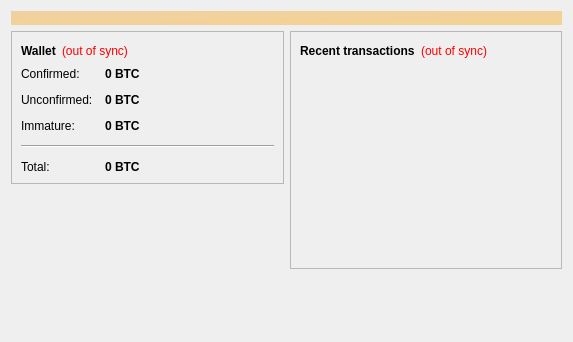
Above: src/qt/forms/overviewpage.ui from microcash-dev/DRACHMacoin before the change. Below: the same form after it.
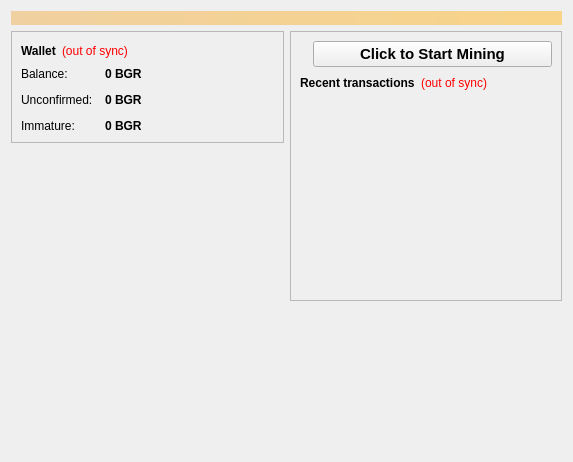
That is the form after the change. Icons and pictures are not drawn.

Commit message: New Wallet Design

What changed in the file:
```diff
--- a/src/qt/forms/overviewpage.ui
+++ b/src/qt/forms/overviewpage.ui
@@ -7,12 +7,15 @@
     <x>0</x>
     <y>0</y>
     <width>573</width>
-    <height>342</height>
+    <height>462</height>
    </rect>
   </property>
   <property name="windowTitle">
    <string>Form</string>
   </property>
+  <property name="styleSheet">
+   <string notr="true"/>
+  </property>
   <layout class="QVBoxLayout" name="topLayout">
    <item>
     <widget class="QLabel" name="labelAlerts">
@@ -20,7 +23,7 @@
       <bool>false</bool>
      </property>
      <property name="styleSheet">
-      <string notr="true">background-image: url(:/images/bitcoin.jpg);background-color: qlineargradient(x1: 0, y1: 0, x2: 2, y2: 2, stop:0 #F0D0A0, stop:1 #F8D488); color:#000000;</string>
+      <string notr="true">background-color: qlineargradient(x1: 0, y1: 0, x2: 1, y2: 0, stop:0 #F0D0A0, stop:1 #F8D488); color:#000000;</string>
      </property>
      <property name="wordWrap">
       <bool>true</bool>
@@ -103,7 +106,7 @@
             <item row="0" column="0">
              <widget class="QLabel" name="label">
               <property name="text">
-               <string>Confirmed:</string>
+               <string>Balance:</string>
               </property>
              </widget>
             </item>
@@ -119,24 +122,24 @@
                <cursorShape>IBeamCursor</cursorShape>
               </property>
               <property name="toolTip">
-               <string>Your current spendable balance</string>
+               <string>Your current balance</string>
               </property>
               <property name="text">
-               <string notr="true">0 BTC</string>
+               <string notr="true">0 BGR</string>
               </property>
               <property name="textInteractionFlags">
                <set>Qt::LinksAccessibleByMouse|Qt::TextSelectableByKeyboard|Qt::TextSelectableByMouse</set>
               </property>
              </widget>
             </item>
-            <item row="1" column="0">
+            <item row="2" column="0">
              <widget class="QLabel" name="label_3">
               <property name="text">
                <string>Unconfirmed:</string>
               </property>
              </widget>
             </item>
-            <item row="1" column="1">
+            <item row="2" column="1">
              <widget class="QLabel" name="labelUnconfirmed">
               <property name="font">
                <font>
@@ -148,24 +151,24 @@
                <cursorShape>IBeamCursor</cursorShape>
               </property>
               <property name="toolTip">
-               <string>Total of transactions that have yet to be confirmed, and do not yet count toward the spendable balance</string>
+               <string>Total of transactions that have yet to be confirmed, and do not yet count toward the current balance</string>
               </property>
               <property name="text">
-               <string notr="true">0 BTC</string>
+               <string notr="true">0 BGR</string>
               </property>
               <property name="textInteractionFlags">
                <set>Qt::LinksAccessibleByMouse|Qt::TextSelectableByKeyboard|Qt::TextSelectableByMouse</set>
               </property>
              </widget>
             </item>
-            <item row="2" column="0">
+            <item row="3" column="0">
              <widget class="QLabel" name="labelImmatureText">
               <property name="text">
                <string>Immature:</string>
               </property>
              </widget>
             </item>
-            <item row="2" column="1">
+            <item row="3" column="1">
              <widget class="QLabel" name="labelImmature">
               <property name="font">
                <font>
@@ -177,49 +180,13 @@
                <string>Mined balance that has not yet matured</string>
               </property>
               <property name="text">
-               <string notr="true">0 BTC</string>
+               <string notr="true">0 BGR</string>
               </property>
               <property name="textInteractionFlags">
                <set>Qt::LinksAccessibleByMouse|Qt::TextSelectableByKeyboard|Qt::TextSelectableByMouse</set>
               </property>
              </widget>
             </item>
-            <item row="4" column="0">
-             <widget class="QLabel" name="labelTotalText">
-              <property name="text">
-               <string>Total:</string>
-              </property>
-             </widget>
-            </item>
-            <item row="4" column="1">
-             <widget class="QLabel" name="labelTotal">
-              <property name="font">
-               <font>
-                <weight>75</weight>
-                <bold>true</bold>
-               </font>
-              </property>
-              <property name="cursor">
-               <cursorShape>IBeamCursor</cursorShape>
-              </property>
-              <property name="toolTip">
-               <string>Your current total balance</string>
-              </property>
-              <property name="text">
-               <string notr="true">0 BTC</string>
-              </property>
-              <property name="textInteractionFlags">
-               <set>Qt::LinksAccessibleByMouse|Qt::TextSelectableByKeyboard|Qt::TextSelectableByMouse</set>
-              </property>
-             </widget>
-            </item>
-            <item row="3" column="0" colspan="2">
-             <widget class="Line" name="line">
-              <property name="orientation">
-               <enum>Qt::Horizontal</enum>
-              </property>
-             </widget>
-            </item>
            </layout>
           </item>
          </layout>
@@ -238,6 +205,32 @@
          </property>
         </spacer>
        </item>
+       <item>
+        <widget class="QLabel" name="label_wallet_bgcoin">
+         <property name="text">
+          <string/>
+         </property>
+         <property name="pixmap">
+          <pixmap resource="../bitcoin.qrc">:/images/wallet_bgcoin</pixmap>
+         </property>
+         <property name="scaledContents">
+          <bool>false</bool>
+         </property>
+         <property name="alignment">
+          <set>Qt::AlignCenter</set>
+         </property>
+         <property name="margin">
+          <number>-2</number>
+         </property>
+        </widget>
+       </item>
+       <item>
+        <widget class="QLabel" name="label_6">
+         <property name="text">
+          <string/>
+         </property>
+        </widget>
+       </item>
       </layout>
      </item>
      <item>
@@ -251,6 +244,92 @@
           <enum>QFrame::Raised</enum>
          </property>
          <layout class="QVBoxLayout" name="verticalLayout">
+          <item>
+           <layout class="QHBoxLayout" name="horizontalLayout_5" stretch="0,1">
+            <property name="spacing">
+             <number>6</number>
+            </property>
+            <property name="leftMargin">
+             <number>0</number>
+            </property>
+            <property name="topMargin">
+             <number>0</number>
+            </property>
+            <property name="rightMargin">
+             <number>0</number>
+            </property>
+            <property name="bottomMargin">
+             <number>0</number>
+            </property>
+            <item>
+             <widget class="QLabel" name="bgtonyframe">
+              <property name="text">
+               <string/>
+              </property>
+              <property name="pixmap">
+               <pixmap resource="../bitcoin.qrc">:/movies/bgtony</pixmap>
+              </property>
+             </widget>
+            </item>
+            <item>
+             <widget class="QPushButton" name="BtnMine">
+              <property name="palette">
+               <palette>
+                <active>
+                 <colorrole role="ButtonText">
+                  <brush brushstyle="SolidPattern">
+                   <color alpha="255">
+                    <red>0</red>
+                    <green>0</green>
+                    <blue>0</blue>
+                   </color>
+                  </brush>
+                 </colorrole>
+                </active>
+                <inactive>
+                 <colorrole role="ButtonText">
+                  <brush brushstyle="SolidPattern">
+                   <color alpha="255">
+                    <red>0</red>
+                    <green>0</green>
+                    <blue>0</blue>
+                   </color>
+                  </brush>
+                 </colorrole>
+                </inactive>
+                <disabled>
+                 <colorrole role="ButtonText">
+                  <brush brushstyle="SolidPattern">
+                   <color alpha="255">
+                    <red>120</red>
+                    <green>120</green>
+                    <blue>120</blue>
+                   </color>
+                  </brush>
+                 </colorrole>
+                </disabled>
+               </palette>
+              </property>
+              <property name="font">
+               <font>
+                <pointsize>11</pointsize>
+                <weight>75</weight>
+                <bold>true</bold>
+               </font>
+              </property>
+              <property name="autoFillBackground">
+               <bool>false</bool>
+              </property>
+              <property name="styleSheet">
+               <string notr="true"/>
+              </property>
+              <property name="text">
+               <string>Click to Start Mining</string>
+              </property>
+             </widget>
+            </item>
+           </layout>
+          </item>
           <item>
            <layout class="QHBoxLayout" name="horizontalLayout_2">
             <item>
```
Left out of the diff: 4 changed lines with no effect on the pictures. The commit also changes 41 other files.
